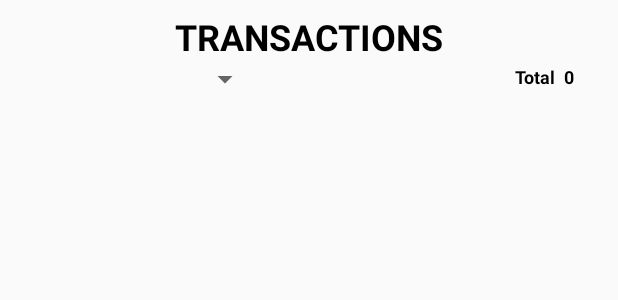
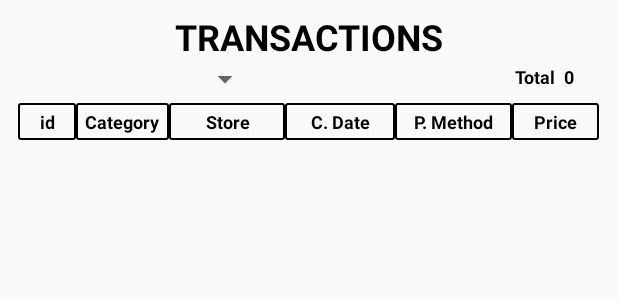
Before and after one commit to danielbr08/MonthlyBudgetSync, an Android app: the layout activity_transactions.xml on its own in the app's theme, with its tools: preview values and no code run, on a phone screen of 412 x 824 dp. Shown: the top 300 px of the screen. Run offline under Robolectric (Android 15) with nearby library versions, the phone set to English and light mode, and no system bars; Roboto replaces fonts that are not available here.

Commit message:
transactions ui

```diff
--- a/app/src/main/java/com/brosh/finance/monthlybudgetsync/objects/CategoryViewHolder.java
+++ b/app/src/main/java/com/brosh/finance/monthlybudgetsync/objects/CategoryViewHolder.java
@@ -26,11 +26,9 @@ public class CategoryViewHolder extends RecyclerView.ViewHolder {
     }
 
     public void onBindViewHolder(Category category) {
+        DecimalFormat decim = new DecimalFormat("#,###.##");
+
         this.category.setText(category.getName());
-        this.budget.setText(String.valueOf(category.getBudget()));
-        this.balance.setText(String.valueOf(category.getBalance()));
-
-        DecimalFormat decim = new DecimalFormat("#,###.##");
         this.balance.setText(decim.format(category.getBalance()));
         this.budget.setText(decim.format(category.getBudget()));
 
--- a/app/src/main/java/com/brosh/finance/monthlybudgetsync/ui/Create_Budget_Activity.java
+++ b/app/src/main/java/com/brosh/finance/monthlybudgetsync/ui/Create_Budget_Activity.java
@@ -499,7 +499,7 @@ public class Create_Budget_Activity extends AppCompatActivity {
 
     private void setTitleStyle(ArrayList<TextView> titlesTV, LinearLayout titleLL) {
         for (TextView titletv : titlesTV) {
-            UIService.setHeaderProperties(titletv);
+            UIService.setHeaderProperties(titletv, 15, true);
             titleLL.addView(titletv);
         }
     }
--- a/app/src/main/res/layout/activity_transactions.xml
+++ b/app/src/main/res/layout/activity_transactions.xml
@@ -6,9 +6,10 @@
     android:layout_height="match_parent"
     tools:context=".ui.TransactionsActivity">
 
-    <ScrollView
+    <LinearLayout
         android:layout_width="match_parent"
         android:layout_height="match_parent"
+        android:orientation="vertical"
         android:layout_marginBottom="8dp"
         android:layout_marginEnd="8dp"
         android:layout_marginLeft="8dp"
@@ -18,32 +19,25 @@
         <LinearLayout
             android:id="@+id/LLMainTransactions"
             android:layout_width="match_parent"
-            android:layout_height="match_parent"
+            android:layout_height="wrap_content"
             android:orientation="vertical">
 
             <LinearLayout
                 android:layout_width="match_parent"
-                android:layout_height="match_parent"
+                android:layout_height="wrap_content"
                 android:orientation="horizontal"
                 android:weightSum="1">
 
                 <TextView
                     android:id="@+id/transactionsTitleLabel"
                     android:layout_width="match_parent"
-                    android:layout_height="match_parent"
+                    android:layout_height="wrap_content"
                     android:text="@string/transactions"
                     android:textAlignment="center"
                     android:textColor="@android:color/black"
                     android:textSize="24sp"
                     android:textStyle="bold" />
             </LinearLayout>
-
-            <LinearLayout
-                android:id="@+id/LLCategories"
-                android:layout_width="match_parent"
-                android:layout_height="wrap_content"
-                android:orientation="vertical"
-                android:weightSum="1">
 
             <LinearLayout
                 android:id="@+id/Cat_TotalLL"
@@ -72,7 +66,7 @@
                     android:text='@string/total'
                     android:textAlignment="center"
                     android:textColor="@android:color/black"
-                        android:textSize="12dp"
+                    android:textSize="@dimen/transaction_text_size"
                     android:textStyle="bold" />
 
                 <TextView
@@ -82,13 +76,127 @@
                     android:layout_gravity="top|end"
                     android:layout_weight="0.1"
                     android:text="0"
-                        android:textAlignment="textStart"
                     android:textColor="@android:color/black"
                     android:textDirection="ltr"
-                        android:textSize="12dp"
+                    android:textSize="@dimen/transaction_text_size"
                     android:textStyle="bold" />
 
             </LinearLayout>
+
+            <LinearLayout xmlns:android="http://schemas.android.com/apk/res/android"
+                xmlns:app="http://schemas.android.com/apk/res-auto"
+                xmlns:tools="http://schemas.android.com/tools"
+                android:layout_width="match_parent"
+                android:layout_height="wrap_content"
+                android:orientation="horizontal"
+                android:weightSum="1"
+                android:padding="@dimen/padding_4"
+                >
+
+                <TextView
+                    android:id="@+id/trn_id"
+                    android:layout_width="0dp"
+                    android:layout_height="wrap_content"
+                    android:padding="@dimen/padding_4"
+                    android:text="@string/id"
+                    android:textSize="@dimen/transaction_text_size"
+                    android:textStyle="bold"
+                    android:textColor="@android:color/black"
+                    android:layout_weight="0.10"
+                    android:background="@drawable/border_style"
+                    android:gravity="center_horizontal"
+                    android:textAlignment="center"
+                    />
+
+                <TextView
+                    android:id="@+id/trn_category"
+                    android:layout_width="0dp"
+                    android:layout_height="wrap_content"
+                    android:padding="@dimen/padding_4"
+                    android:text="@string/category"
+                    android:textSize="@dimen/transaction_text_size"
+                    android:textStyle="bold"
+                    android:textColor="@android:color/black"
+                    android:layout_weight="0.16"
+                    android:background="@drawable/border_style"
+                    android:gravity="center_horizontal"
+                    android:textAlignment="center"
+                    />
+
+                <TextView
+                    android:id="@+id/trn_store"
+                    android:layout_width="0dp"
+                    android:layout_height="wrap_content"
+                    android:padding="@dimen/padding_4"
+                    android:text="@string/store"
+                    android:textSize="@dimen/transaction_text_size"
+                    android:textStyle="bold"
+                    android:textColor="@android:color/black"
+                    android:layout_weight="0.2"
+                    android:background="@drawable/border_style"
+                    android:gravity="center_horizontal"
+                    android:textAlignment="center"
+                    />
+
+                <TextView
+                    android:id="@+id/trn_charge_date"
+                    android:layout_width="0dp"
+                    android:layout_height="wrap_content"
+                    android:padding="@dimen/padding_4"
+                    android:text="@string/charge_date"
+                    android:textSize="@dimen/transaction_text_size"
+                    android:textStyle="bold"
+                    android:textColor="@android:color/black"
+                    android:layout_weight="0.19"
+                    android:background="@drawable/border_style"
+                    android:gravity="center_horizontal"
+                    android:textAlignment="center"
+                    />
+
+                <TextView
+                    android:id="@+id/trn_payment_method"
+                    android:layout_width="0dp"
+                    android:layout_height="wrap_content"
+                    android:padding="@dimen/padding_4"
+                    android:text="@string/payment_method"
+                    android:textSize="@dimen/transaction_text_size"
+                    android:textStyle="bold"
+                    android:textColor="@android:color/black"
+                    android:layout_weight="0.2"
+                    android:background="@drawable/border_style"
+                    android:gravity="center_horizontal"
+                    android:textAlignment="center"
+                    />
+
+                <TextView
+                    android:id="@+id/trn_price"
+                    android:layout_width="0dp"
+                    android:layout_height="wrap_content"
+                    android:padding="@dimen/padding_4"
+                    android:text="@string/price"
+                    android:textSize="@dimen/transaction_text_size"
+                    android:textStyle="bold"
+                    android:textColor="@android:color/black"
+                    android:layout_weight="0.15"
+                    android:background="@drawable/border_style"
+                    android:gravity="center_horizontal"
+                    android:textAlignment="center"
+                    />
+
+            </LinearLayout>
+
+            <LinearLayout
+                android:id="@+id/LLCategories"
+                android:layout_width="match_parent"
+                android:layout_height="wrap_content"
+                android:orientation="vertical"
+                android:weightSum="1">
+
+                <androidx.recyclerview.widget.RecyclerView
+                    android:id="@+id/transactions_rows"
+                    android:layout_width="match_parent"
+                    android:layout_height="wrap_content"
+                    android:orientation="vertical"/>
 
             </LinearLayout>
 
@@ -104,6 +212,6 @@
             </LinearLayout>
 
         </LinearLayout>
-    </ScrollView>
+    </LinearLayout>
 
 </androidx.constraintlayout.widget.ConstraintLayout>
--- /dev/null
+++ b/app/src/main/res/values/dimens.xml
@@ -0,0 +1,5 @@
+<?xml version="1.0" encoding="utf-8"?>
+<resources>
+    <dimen name="transaction_text_size">12dp</dimen>
+    <dimen name="padding_4">4dp</dimen>
+</resources>
```
Also changed, not shown: app/src/main/java/com/brosh/finance/monthlybudgetsync/objects/Transaction.java (+12 -0 lines), app/src/main/java/com/brosh/finance/monthlybudgetsync/objects/TransactionViewHolder.java (added, +70 -0 lines), app/src/main/java/com/brosh/finance/monthlybudgetsync/objects/TransactionsViewAdapter.java (added, +43 -0 lines), app/src/main/java/com/brosh/finance/monthlybudgetsync/services/DateService.java (+7 -0 lines), app/src/main/java/com/brosh/finance/monthlybudgetsync/services/UIService.java (+18 -5 lines), app/src/main/java/com/brosh/finance/monthlybudgetsync/ui/TransactionsActivity.java (+64 -51 lines), app/src/main/res/layout/transaction_row_item.xml (added, +79 -0 lines), app/src/main/res/layout/transaction_row_item_no_category.xml (added, +50 -0 lines), 1 other file. Lines whose indentation alone changed are shown as unchanged.
